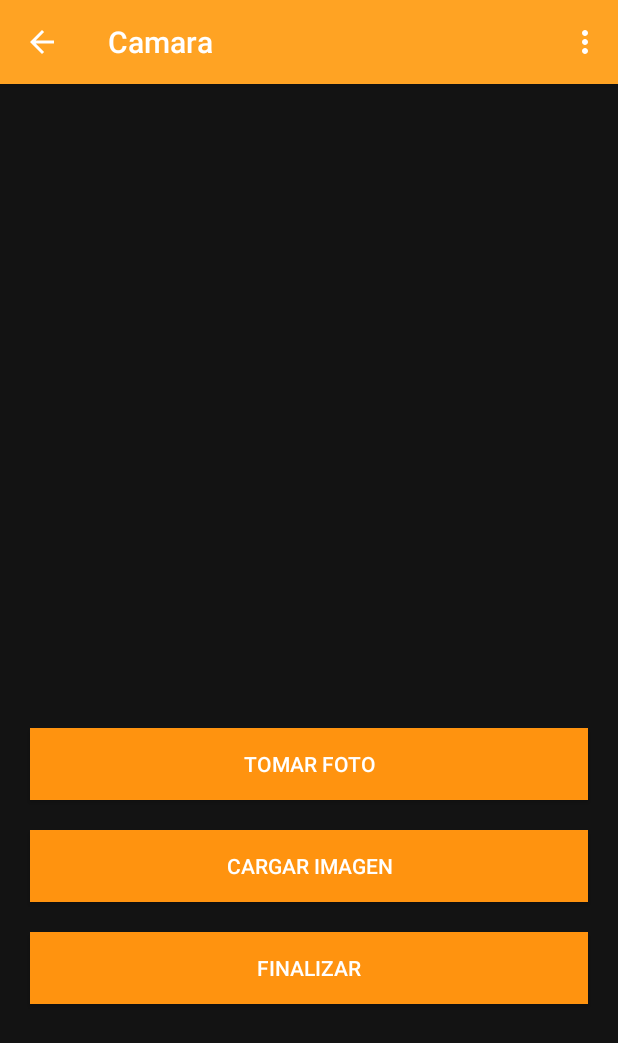
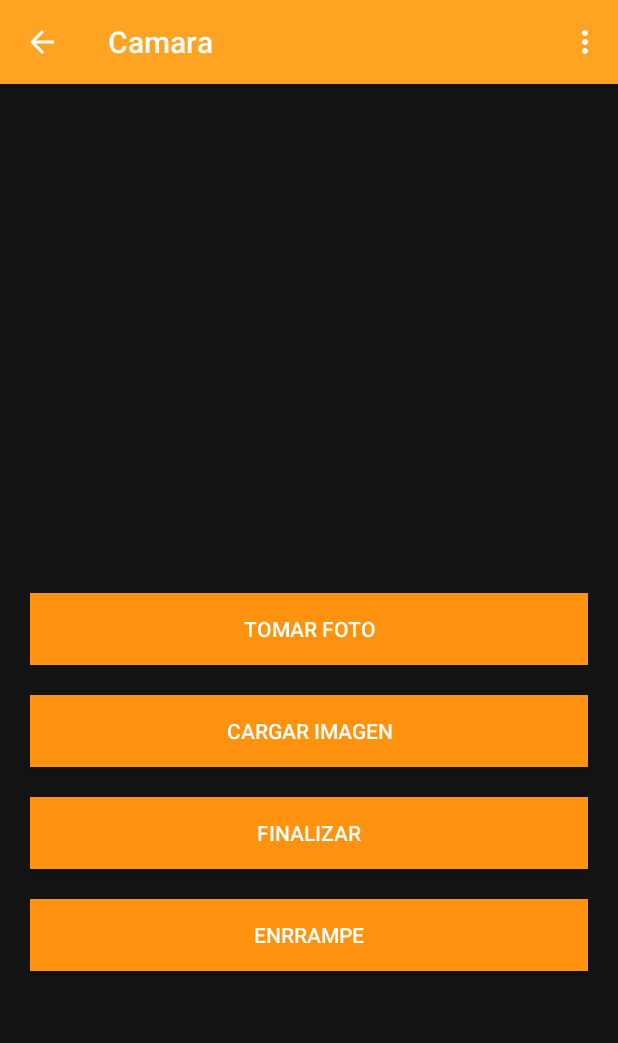
Before and after one commit to RegaloOmar/GPS_APP, an Android app: the CamaraActivity screen opened directly, with no data from a screen before it, on a phone screen of 412 x 824 dp. Shown: the top 1043 px of the screen. Run offline under Robolectric (Android 15) with nearby library versions, the phone set to English and light mode, and no system bars; our stand-ins replace Volley; pictures from the network do not load.

Commit message:
Activity Enrrampe

```diff
--- a/app/src/main/java/com/rr/gps_app/CamaraActivity.java
+++ b/app/src/main/java/com/rr/gps_app/CamaraActivity.java
@@ -43,7 +43,7 @@ import java.util.Map;
      private static final int COD_SELECCIONA = 10;
      private static final int COD_FOTO = 20;
      Bitmap bmp, bmpFoto1;
-     private Button btn_Camara, btn_CargarFotos, btn_Cancelar;
+     private Button btn_Camara, btn_CargarFotos, btn_Cancelar, btn_Enrrampe;
      private ImageView foto1;
      final static int cons = 0;
      public int contador = 0;
@@ -64,6 +64,7 @@ import java.util.Map;
         btn_Camara = (Button) findViewById(R.id.btnCamara);
         btn_CargarFotos = (Button) findViewById(R.id.btnCargarFotos);
         btn_Cancelar = (Button) findViewById(R.id.btnCancelar);
+        btn_Enrrampe = (Button) findViewById(R.id.btnEnrrampe);
 
         foto1 = (ImageView) findViewById(R.id.image1);
         request = Volley.newRequestQueue(CamaraActivity.this);
@@ -89,6 +90,13 @@ import java.util.Map;
             @Override
             public void onClick(View v) {
                 regresarHome();
+            }
+        });
+
+        btn_Enrrampe.setOnClickListener(new View.OnClickListener() {
+            @Override
+            public void onClick(View v) {
+                Enrrampe();
             }
         });
 
@@ -238,7 +246,11 @@ import java.util.Map;
          byte[] imagenByte = array.toByteArray();
          String imagenString = Base64.encodeToString(imagenByte, Base64.DEFAULT);
          return imagenString;
+     }
 
+     private void Enrrampe(){
+        Intent i = new Intent(CamaraActivity.this, EnrrampeActivity.class);
+        startActivity(i);
      }
 
 
--- a/app/src/main/res/layout/activity_camara.xml
+++ b/app/src/main/res/layout/activity_camara.xml
@@ -11,7 +11,7 @@
     <ImageView
         android:id="@+id/image1"
         android:layout_width="match_parent"
-        android:layout_height="403dp"
+        android:layout_height="313dp"
         tools:srcCompat="@tools:sample/backgrounds/scenic" />
 
     <Button
@@ -47,4 +47,15 @@
         android:layout_marginTop="20dp"
         android:text="Finalizar" />
 
+    <Button
+        android:id="@+id/btnEnrrampe"
+        android:layout_width="match_parent"
+        android:layout_height="wrap_content"
+        android:background="@color/colorBoton"
+        android:textColor="@color/colorTexto"
+        android:layout_marginTop="20dp"
+        android:layout_marginLeft="20dp"
+        android:layout_marginRight="20dp"
+        android:text="Enrrampe" />
+
 </LinearLayout>
```
Also changed, not shown: app/src/main/AndroidManifest.xml (+7 -6 lines), app/src/main/java/com/rr/gps_app/EnrrampeActivity.java (added, +47 -0 lines), app/src/main/res/layout/activity_enrrampe.xml (added, +61 -0 lines).
